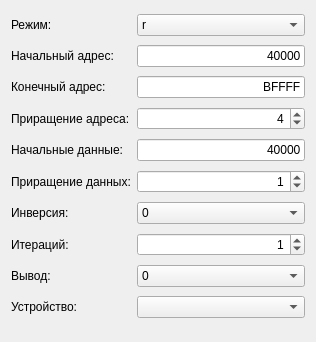
Veala/host_tgca-for-t_hsc, file default/settings_mem_test.ui: the form before one commit.
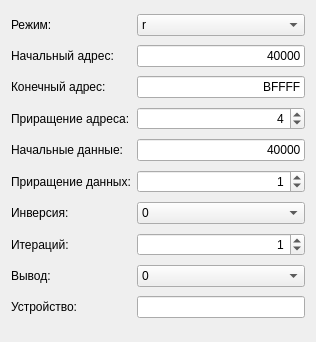
The form after the commit.

Patch:
```diff
--- a/default/settings_mem_test.ui
+++ b/default/settings_mem_test.ui
@@ -219,7 +219,7 @@
     </widget>
    </item>
    <item row="9" column="1">
-    <widget class="QComboBox" name="device"/>
+    <widget class="QLineEdit" name="device"/>
    </item>
   </layout>
  </widget>
```
